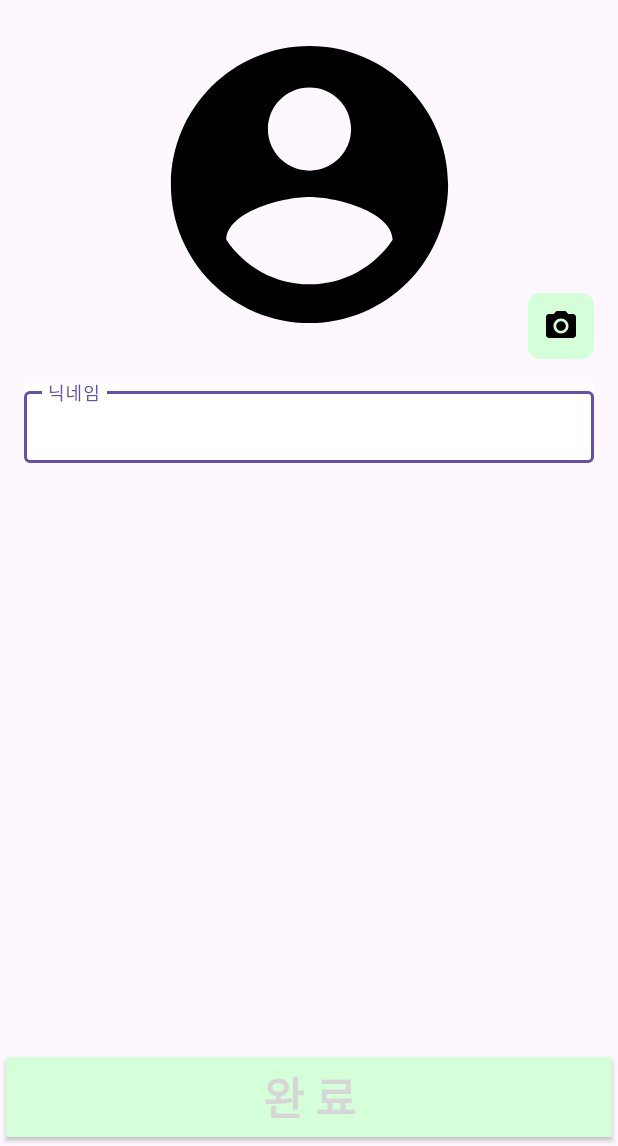
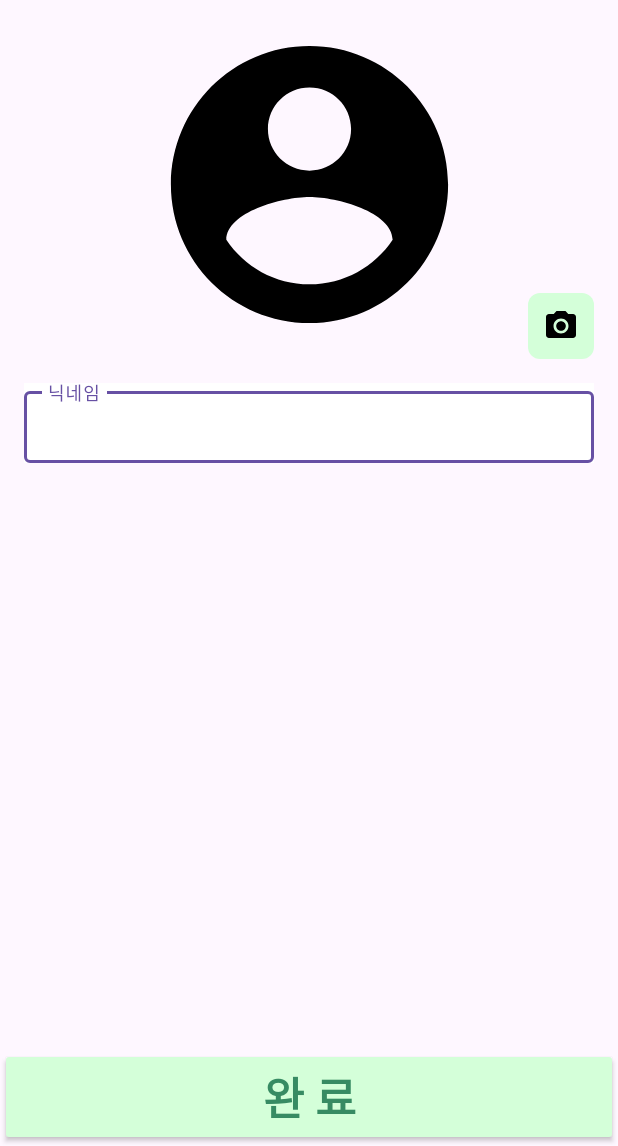
Before and after one commit to yyd3157/SportsMatch, an Android app: the screen it shows after launch once a user with an empty profile is signed in (SettingActivity), on a phone screen of 412 x 824 dp, the part 90-1236 px from its top. Run offline under Robolectric (Android 15) with nearby library versions, the phone set to English and light mode, and no system bars; our stand-ins replace CircleImageView, Firebase (no records; nobody signed in at launch, a user with empty details on screens opened directly); pictures from the network do not load.

Commit message:
refactor: 오타 수정

```diff
--- a/app/src/main/res/layout/activity_setting.xml
+++ b/app/src/main/res/layout/activity_setting.xml
@@ -86,7 +86,7 @@
         android:layout_height="wrap_content"
         android:backgroundTint="@color/green_100"
         android:text="@string/complete"
-        android:textColor="@color/greem_200"
+        android:textColor="@color/green_200"
         android:textSize="30sp"
         android:textStyle="bold"
         app:layout_constraintBottom_toBottomOf="parent"
```
